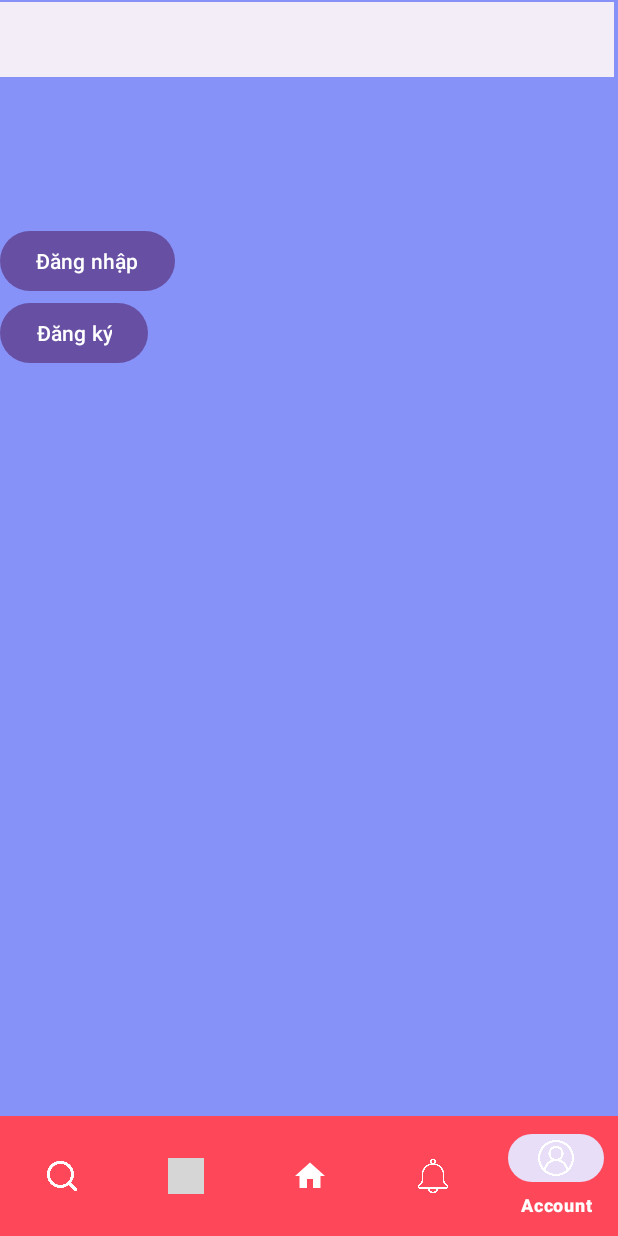
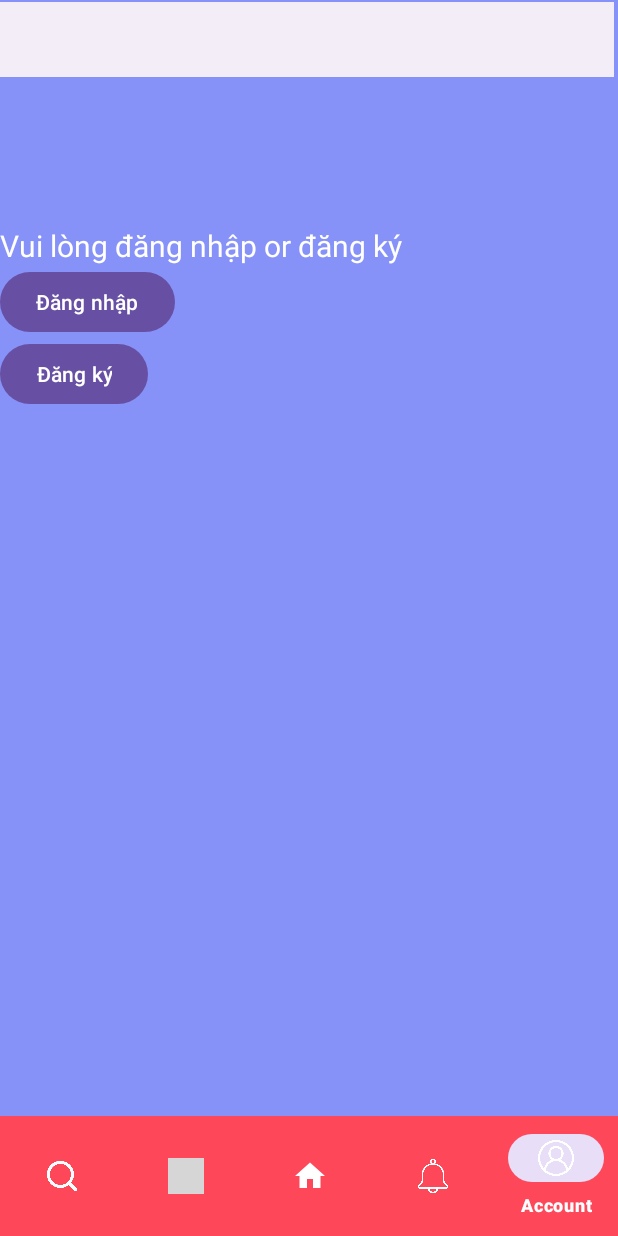
Before and after one commit to TranDatk/LTDD_CS2001_Nhom22, an Android app: the screen it shows after launch (MainActivity), item 5 of the bottom bar chosen, on a phone screen of 412 x 824 dp. Run offline under Robolectric (Android 15) with nearby library versions, the phone set to English and light mode, and no system bars; grey boxes are pictures that could not be loaded.

Commit message:
login - logout

```diff
--- a/app/src/main/java/com/nhom22/findhostel/MainActivity.java
+++ b/app/src/main/java/com/nhom22/findhostel/MainActivity.java
@@ -1,13 +1,15 @@
 package com.nhom22.findhostel;
 
-import androidx.annotation.NonNull;
 import androidx.appcompat.app.AppCompatActivity;
 import androidx.fragment.app.Fragment;
 
+import android.content.SharedPreferences;
 import android.os.Bundle;
-import android.view.MenuItem;
+import android.os.UserManager;
+import android.view.View;
+import android.widget.Button;
+import android.widget.TextView;
 
-import com.google.android.material.bottomnavigation.BottomNavigationView;
 import com.nhom22.findhostel.databinding.ActivityMainBinding;
 import com.nhom22.findhostel.ui.Account.AccountPageFragment;
 import com.nhom22.findhostel.ui.Extension.ExtensionPageFragment;
@@ -18,7 +20,7 @@ import com.nhom22.findhostel.ui.SearchPageFragment.SearchPageFragment;
 public class MainActivity extends AppCompatActivity {
 
     private ActivityMainBinding binding;
-    private Fragment selectedFragment;
+
 
     @Override
     protected void onCreate(Bundle savedInstanceState) {
@@ -26,7 +28,10 @@ public class MainActivity extends AppCompatActivity {
         binding = ActivityMainBinding.inflate(getLayoutInflater());
         setContentView(binding.getRoot());
 
+
+
         binding.navigation.setOnItemSelectedListener(item -> {
+            Fragment selectedFragment = null;
             if (item.getItemId() == R.id.navigation_home) {
                 selectedFragment = new HomePageFragment();
             } else if (item.getItemId() == R.id.navigation_exten) {
--- a/app/src/main/java/com/nhom22/findhostel/ui/Account/AccountPageFragment.java
+++ b/app/src/main/java/com/nhom22/findhostel/ui/Account/AccountPageFragment.java
@@ -1,33 +1,54 @@
 package com.nhom22.findhostel.ui.Account;
 
+import static android.content.Context.MODE_PRIVATE;
+
+import android.content.Context;
+import android.content.Intent;
+import android.content.SharedPreferences;
 import android.os.Bundle;
 
 import androidx.annotation.NonNull;
 import androidx.annotation.Nullable;
 import androidx.fragment.app.Fragment;
 
+import android.os.UserManager;
 import android.view.LayoutInflater;
 import android.view.View;
 import android.view.ViewGroup;
 import android.widget.Button;
 
+import com.nhom22.findhostel.MainActivity;
 import com.nhom22.findhostel.R;
+import com.nhom22.findhostel.databinding.FragmentAccountPageBinding;
 
 
 public class AccountPageFragment extends Fragment {
 
-    private Button loginButton;
-    private Button registrationButton;
+    private SharedPreferences sharedPreferences;
 
     @Nullable
     @Override
     public View onCreateView(@NonNull LayoutInflater inflater, @Nullable ViewGroup container, @Nullable Bundle savedInstanceState) {
-        View view = inflater.inflate(R.layout.fragment_account_page, container, false);
+        FragmentAccountPageBinding binding = FragmentAccountPageBinding.inflate(inflater, container, false);
+        View view = binding.getRoot();
 
-        loginButton = view.findViewById(R.id.btnLogin);
-        registrationButton = view.findViewById(R.id.btnRegister);
+        sharedPreferences = requireContext().getSharedPreferences("MyPrefs", MODE_PRIVATE);
+        boolean isLoggedIn = sharedPreferences.getBoolean("isLoggedIn", false);
 
-        loginButton.setOnClickListener(new View.OnClickListener() {
+
+        if (isLoggedIn) {
+            binding.btnLogin.setVisibility(View.INVISIBLE);
+            binding.btnRegister.setVisibility(View.INVISIBLE);
+            binding.a.setText("Xin chào người dùng mới");
+            binding.btnLogout.setVisibility(View.VISIBLE);
+        } else {
+            binding.btnLogin.setVisibility(View.VISIBLE);
+            binding.btnRegister.setVisibility(View.VISIBLE);
+            binding.a.setText("Vui lòng đăng nhập or đăng ký");
+            binding.btnLogout.setVisibility(View.INVISIBLE);
+        }
+
+        binding.btnLogin.setOnClickListener(new View.OnClickListener() {
             @Override
             public void onClick(View v) {
                 // Replace the fragment with LoginFragment
@@ -35,11 +56,19 @@ public class AccountPageFragment extends Fragment {
             }
         });
 
-        registrationButton.setOnClickListener(new View.OnClickListener() {
+        binding.btnRegister.setOnClickListener(new View.OnClickListener() {
             @Override
             public void onClick(View v) {
                 // Replace the fragment with RegistrationFragment
                 replaceFragment(new RegistrationFragment());
+            }
+        });
+
+        binding.btnLogout.setOnClickListener(new View.OnClickListener() {
+            @Override
+            public void onClick(View view) {
+                clearUserSession();
+               replaceFragment(new LoginFragment());
             }
         });
 
@@ -54,4 +83,11 @@ public class AccountPageFragment extends Fragment {
                     .commit();
         }
     }
+
+    private void clearUserSession() {
+        SharedPreferences sharedPreferences = getContext().getSharedPreferences("MyPrefs", MODE_PRIVATE);
+        SharedPreferences.Editor editor = sharedPreferences.edit();
+        editor.clear();
+        editor.apply();
+    }
 }
--- a/app/src/main/res/layout/fragment_account_page.xml
+++ b/app/src/main/res/layout/fragment_account_page.xml
@@ -12,6 +12,13 @@
         android:orientation="vertical"
         android:layout_gravity="center" >
 
+        <TextView
+            android:id="@+id/a"
+            android:layout_width="wrap_content"
+            android:layout_height="wrap_content"
+            android:textSize="20sp"
+            android:textColor="@color/white"/>
+
     <Button
         android:id="@+id/btnLogin"
         android:layout_width="wrap_content"
@@ -23,6 +30,11 @@
         android:layout_width="wrap_content"
         android:layout_height="wrap_content"
         android:text="Đăng ký" />
+        <Button
+            android:id="@+id/btn_logout"
+            android:layout_width="wrap_content"
+            android:layout_height="wrap_content"
+            android:text="Đăng xuất́" />
     </LinearLayout>
 
 </FrameLayout>
--- a/app/src/main/res/layout/fragment_login.xml
+++ b/app/src/main/res/layout/fragment_login.xml
@@ -67,7 +67,7 @@
                         android:layout_marginTop="14dp"
                         android:padding="8dp"
                         android:text="Not yet registered? Signup"
-                        android:textColor="@color/lavender"
+                        android:textColor="@color/white"
                         android:textSize="18sp" />
                 </LinearLayout>
             </LinearLayout>
--- a/app/src/main/res/layout/fragment_registration.xml
+++ b/app/src/main/res/layout/fragment_registration.xml
@@ -72,7 +72,7 @@
                     android:padding="8dp"
                     android:textSize="18sp"
                     android:layout_marginTop="8dp"
-                    android:textColor="@color/lavender"/>
+                    android:textColor="@color/white"/>
             </LinearLayout>
         </LinearLayout>
 
```
Also changed, not shown: app/src/main/java/com/nhom22/findhostel/ui/Account/LoginFragment.java (+71 -46 lines), app/src/main/java/com/nhom22/findhostel/ui/Account/RegistrationFragment.java (+55 -45 lines).
